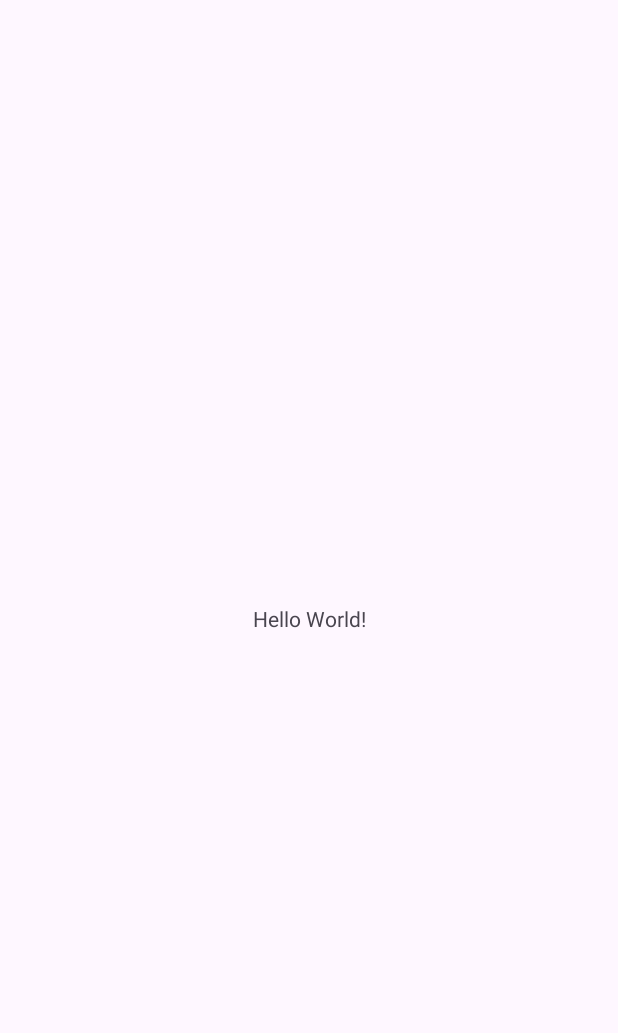
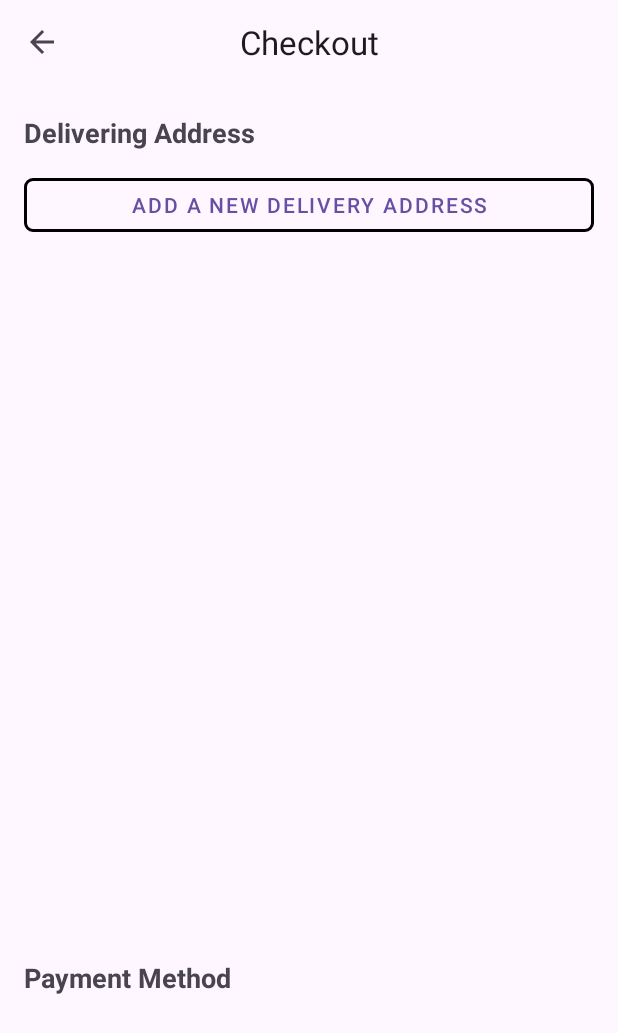
Before and after one commit to hofang42/BookChain, an Android app: the screen it shows after launch (MainActivity), on a phone screen of 412 x 824 dp. Before the commit the part shown is almost empty. Shown: the top 1033 px of the screen. Run offline under Robolectric (Android 15) with nearby library versions, the phone set to English and light mode, and no system bars.

Commit message:
UI for address, profile

```diff
--- a/app/src/main/AndroidManifest.xml
+++ b/app/src/main/AndroidManifest.xml
@@ -20,6 +20,7 @@
                 <category android:name="android.intent.category.LAUNCHER" />
             </intent-filter>
         </activity>
+    <activity android:name=".ui.address.AddAddressActivity" android:exported="false" />
     </application>
 
 </manifest>
--- a/app/src/main/java/com/hofang/bookchainfe/MainActivity.java
+++ b/app/src/main/java/com/hofang/bookchainfe/MainActivity.java
@@ -7,6 +7,10 @@ import androidx.appcompat.app.AppCompatActivity;
 import androidx.core.graphics.Insets;
 import androidx.core.view.ViewCompat;
 import androidx.core.view.WindowInsetsCompat;
+import android.view.View;
+import android.widget.Button;
+
+import com.hofang.bookchainfe.ui.address.AddAddressBottomSheet;
 
 public class MainActivity extends AppCompatActivity {
 
@@ -15,10 +19,20 @@ public class MainActivity extends AppCompatActivity {
         super.onCreate(savedInstanceState);
         EdgeToEdge.enable(this);
         setContentView(R.layout.activity_main);
-        ViewCompat.setOnApplyWindowInsetsListener(findViewById(R.id.main), (v, insets) -> {
-            Insets systemBars = insets.getInsets(WindowInsetsCompat.Type.systemBars());
-            v.setPadding(systemBars.left, systemBars.top, systemBars.right, systemBars.bottom);
-            return insets;
-        });
+        Button openBtn = findViewById(R.id.btn_add_delivery);
+        if (openBtn != null) {
+            openBtn.setOnClickListener(new View.OnClickListener() {
+                @Override
+                public void onClick(View v) {
+                    AddAddressBottomSheet sheet = new AddAddressBottomSheet();
+                    sheet.show(getSupportFragmentManager(), "add_address_sheet");
+                }
+            });
+        }
+        // ViewCompat.setOnApplyWindowInsetsListener(findViewById(R.id.main), (v, insets) -> {
+        //     Insets systemBars = insets.getInsets(WindowInsetsCompat.Type.systemBars());
+        //     v.setPadding(systemBars.left, systemBars.top, systemBars.right, systemBars.bottom);
+        //     return insets;
+        // });
     }
 }
--- a/app/src/main/res/layout/activity_main.xml
+++ b/app/src/main/res/layout/activity_main.xml
@@ -7,13 +7,65 @@
     android:layout_height="match_parent"
     tools:context=".MainActivity">
 
+    <com.google.android.material.appbar.MaterialToolbar
+        android:id="@+id/toolbar"
+        android:layout_width="0dp"
+        android:layout_height="56dp"
+        app:title="Checkout"
+        app:titleCentered="true"
+        app:navigationIcon="?attr/homeAsUpIndicator"
+        app:layout_constraintTop_toTopOf="parent"
+        app:layout_constraintStart_toStartOf="parent"
+        app:layout_constraintEnd_toEndOf="parent" />
+
     <TextView
+        android:id="@+id/label_delivering"
         android:layout_width="wrap_content"
         android:layout_height="wrap_content"
-        android:text="Hello World!"
+        android:text="Delivering Address"
+        android:textStyle="bold"
+        android:textSize="18sp"
+        android:layout_marginStart="16dp"
+        android:layout_marginTop="20dp"
+        app:layout_constraintTop_toBottomOf="@id/toolbar"
+        app:layout_constraintStart_toStartOf="parent" />
+
+    <com.google.android.material.button.MaterialButton
+        android:id="@+id/btn_add_delivery"
+        style="@style/Widget.MaterialComponents.Button.OutlinedButton"
+        android:layout_width="0dp"
+        android:layout_height="48dp"
+        android:text="Add a New Delivery Address"
+        android:layout_marginStart="16dp"
+        android:layout_marginEnd="16dp"
+        android:layout_marginTop="12dp"
+        app:cornerRadius="6dp"
+        app:strokeColor="@color/black"
+        app:strokeWidth="2dp"
+        app:layout_constraintTop_toBottomOf="@id/label_delivering"
+        app:layout_constraintStart_toStartOf="parent"
+        app:layout_constraintEnd_toEndOf="parent" />
+
+    <!-- Flexible space to simulate content area -->
+    <View
+        android:id="@+id/content_spacer"
+        android:layout_width="0dp"
+        android:layout_height="0dp"
+        app:layout_constraintTop_toBottomOf="@id/btn_add_delivery"
+        app:layout_constraintBottom_toTopOf="@id/label_payment"
+        app:layout_constraintStart_toStartOf="parent"
+        app:layout_constraintEnd_toEndOf="parent" />
+
+    <TextView
+        android:id="@+id/label_payment"
+        android:layout_width="wrap_content"
+        android:layout_height="wrap_content"
+        android:text="Payment Method"
+        android:textSize="18sp"
+        android:textStyle="bold"
+        android:layout_marginStart="16dp"
+        android:layout_marginBottom="160dp"
         app:layout_constraintBottom_toBottomOf="parent"
-        app:layout_constraintEnd_toEndOf="parent"
-        app:layout_constraintStart_toStartOf="parent"
-        app:layout_constraintTop_toTopOf="parent" />
+        app:layout_constraintStart_toStartOf="parent" />
 
 </androidx.constraintlayout.widget.ConstraintLayout>
```
Also changed, not shown: app/src/main/java/com/hofang/bookchainfe/ui/address/AddAddressActivity.java (added, +36 -0 lines), app/src/main/java/com/hofang/bookchainfe/ui/address/AddAddressBottomSheet.java (added, +85 -0 lines), app/src/main/res/drawable/bg_bottom_sheet.xml (added, +8 -0 lines), app/src/main/res/layout/activity_add_address.xml (added, +64 -0 lines), app/src/main/res/layout/fragment_add_address_bottom_sheet.xml (added, +153 -0 lines).
